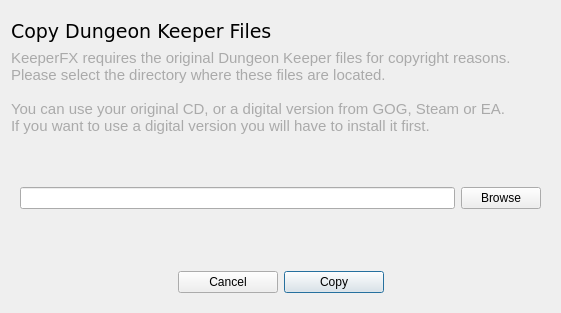
The window that ui/copydkfilesdialog.ui (yani/keeperfx-launcher-qt) describes before a commit, drawn with Qt 5.
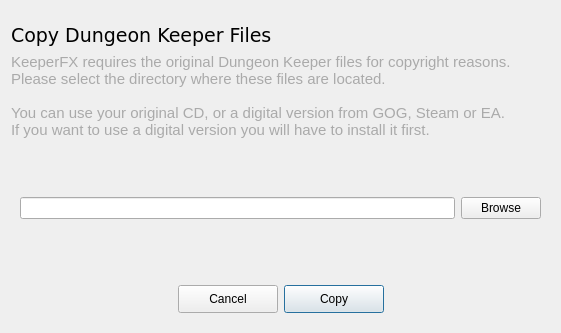
The same window after the commit.

```diff
--- a/ui/copydkfilesdialog.ui
+++ b/ui/copydkfilesdialog.ui
@@ -7,7 +7,7 @@
     <x>0</x>
     <y>0</y>
     <width>561</width>
-    <height>313</height>
+    <height>333</height>
    </rect>
   </property>
   <property name="windowTitle">
@@ -102,6 +102,12 @@
       </item>
       <item>
        <widget class="QPushButton" name="cancelButton">
+        <property name="minimumSize">
+         <size>
+          <width>0</width>
+          <height>28</height>
+         </size>
+        </property>
         <property name="maximumSize">
          <size>
           <width>100</width>
@@ -118,6 +124,12 @@
       </item>
       <item>
        <widget class="QPushButton" name="copyButton">
+        <property name="minimumSize">
+         <size>
+          <width>0</width>
+          <height>28</height>
+         </size>
+        </property>
         <property name="maximumSize">
          <size>
           <width>100</width>
```
Left out of the diff: 9 changed lines with no effect on the pictures.
